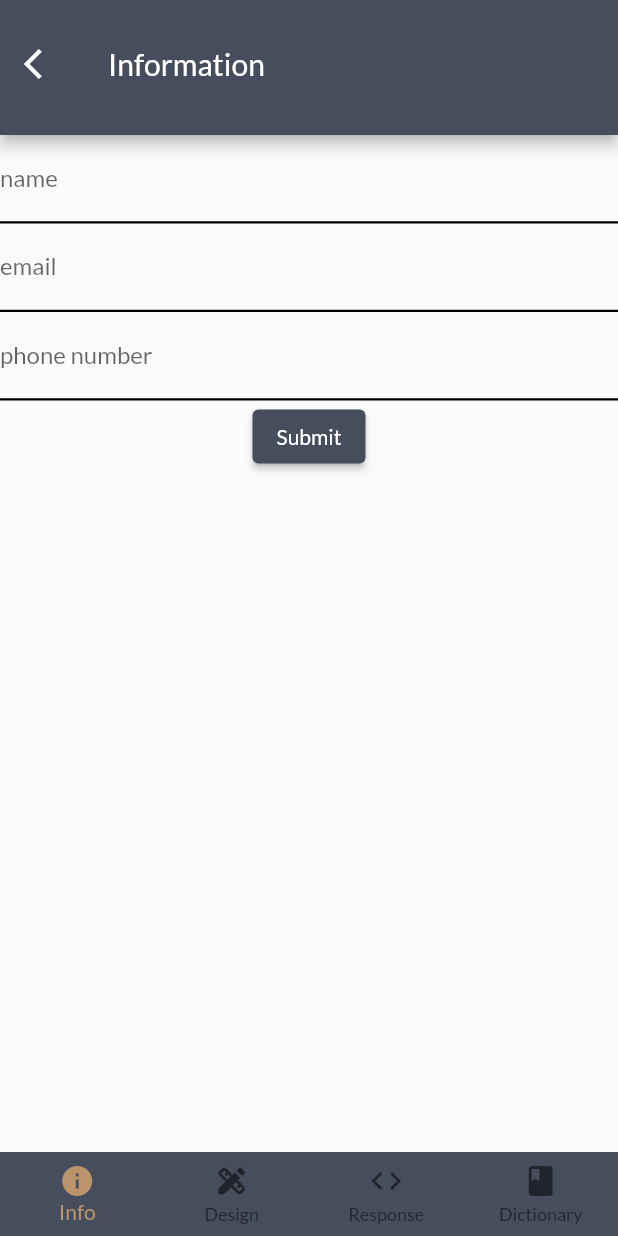
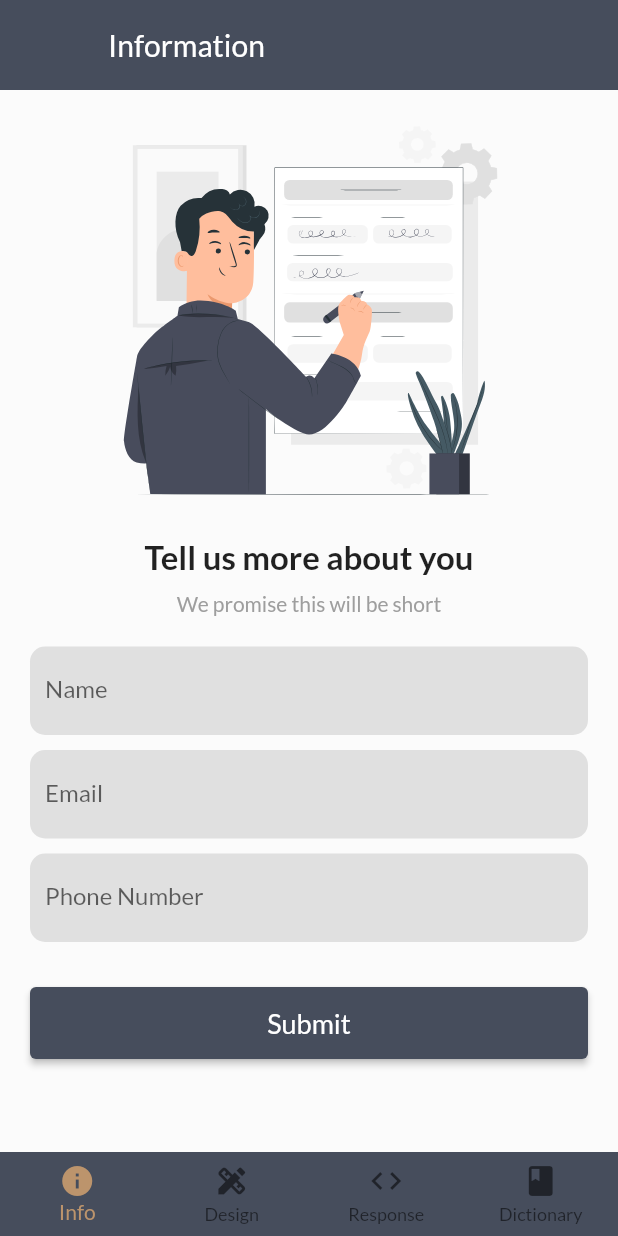
Before and after one commit to byronkimani/designly, a Flutter app: the BasicInformationPage screen opened by its route, on a phone screen of 412 x 824 dp. Run offline on Flutter 3.47's test engine with Material 2 defaults, Android fonts, the phone set to English and light mode, and no system bars; our stand-ins replace bloc, dio, equatable, flutter_bloc, flutter_svg, google_fonts.

Commit message:
feat: add UI / UX polish to information page
Signed-off-by: Byron Kimani <byronkimani@gmail.com>

```diff
--- a/lib/business_logic/constants/app_strings.dart
+++ b/lib/business_logic/constants/app_strings.dart
@@ -17,3 +17,14 @@ const String emailRegex =
 
 const String kenyanPhoneRegExp =
     r'''^(?:254|\+254|0)?((7|1)(?:(?:[129][0-9])|(?:0[0-8])|(4[0-1]))[0-9]{6})$''';
+
+// info page
+const String tellUsMoreText = 'Tell us more about you';
+const String willBeShortText = 'We promise this will be short';
+const String nameText = 'Name';
+const String nameHint = 'John Doe';
+const String emailText = 'Email';
+const String emailHintText = 'someone@example.com';
+const String phoneNumberText = 'Phone Number';
+const String phoneNumberHintText = '0712345678';
+const String submitText = 'Submit';
--- a/lib/business_logic/constants/assets_strings.dart
+++ b/lib/business_logic/constants/assets_strings.dart
@@ -1 +1,2 @@
 const String pageNotFoundImage = 'assets/images/error.jpg';
+const String informationImage = 'assets/images/information.svg';
--- a/lib/presentation/core/custom_app_bar.dart
+++ b/lib/presentation/core/custom_app_bar.dart
@@ -3,7 +3,7 @@ import 'package:flutter/material.dart';
 
 class CustomAppBar extends StatelessWidget with PreferredSizeWidget {
   const CustomAppBar({
-    this.size = 90,
+    this.size = 60,
     this.hasBack = true,
     required this.pageType,
     Key? key,
@@ -33,6 +33,7 @@ class CustomAppBar extends StatelessWidget with PreferredSizeWidget {
     return PreferredSize(
       preferredSize: Size(double.infinity, size.toDouble()),
       child: AppBar(
+        elevation: 0,
         toolbarHeight: 85,
         title: Text(getTitle(pageType)),
         leading: hasBack
--- /dev/null
+++ b/lib/presentation/core/custom_text_field.dart
@@ -0,0 +1,36 @@
+import 'package:flutter/material.dart';
+
+class CustomTextField extends StatelessWidget {
+  const CustomTextField({
+    Key? key,
+    required this.onSaved,
+    required this.validator,
+    required this.labelText,
+    required this.hintText,
+  }) : super(key: key);
+
+  final void Function(String? value) onSaved;
+  final String? Function(String? value) validator;
+  final String labelText;
+  final String hintText;
+
+  @override
+  Widget build(BuildContext context) {
+    return Container(
+      decoration: BoxDecoration(
+        color: Colors.grey.shade300,
+        borderRadius: BorderRadius.circular(10.0),
+      ),
+      padding: const EdgeInsets.symmetric(horizontal: 10),
+      child: TextFormField(
+        decoration: InputDecoration(
+          labelText: labelText,
+          hintText: hintText,
+          border: InputBorder.none,
+        ),
+        onSaved: onSaved,
+        validator: validator,
+      ),
+    );
+  }
+}
--- a/lib/presentation/features/info/pages/basic_information_page.dart
+++ b/lib/presentation/features/info/pages/basic_information_page.dart
@@ -1,10 +1,13 @@
 import 'package:designly/business_logic/constants/app_enums.dart';
+import 'package:designly/business_logic/constants/app_strings.dart';
+import 'package:designly/business_logic/constants/assets_strings.dart';
 import 'package:designly/business_logic/cubits/bottom_navigation_cubit.dart';
 import 'package:designly/presentation/core/custom_app_bar.dart';
 import 'package:designly/presentation/core/custom_bottom_nav_bar.dart';
 import 'package:designly/presentation/features/info/widgets/basic_information_form.dart';
 import 'package:flutter/material.dart';
 import 'package:flutter_bloc/flutter_bloc.dart';
+import 'package:flutter_svg/svg.dart';
 
 class BasicInformationPage extends StatefulWidget {
   const BasicInformationPage({Key? key}) : super(key: key);
@@ -19,10 +22,35 @@ class _BasicInformationPageState extends State<BasicInformationPage> {
     return BlocBuilder<BottomNavigationCubit, BottomNavigationState>(
       builder: (BuildContext context, BottomNavigationState state) {
         return Scaffold(
-          appBar: const CustomAppBar(pageType: PageType.info),
-          body: SingleChildScrollView(
-            child: Column(
-              children: <Widget>[const BasicInformationForm(), Container()],
+          appBar: const CustomAppBar(pageType: PageType.info, hasBack: false),
+          body: Container(
+            height: double.infinity,
+            color: Colors.white10,
+            padding: const EdgeInsets.symmetric(vertical: 8, horizontal: 20),
+            child: SingleChildScrollView(
+              child: Column(
+                children: <Widget>[
+                  SvgPicture.asset(
+                    informationImage,
+                    height: 280,
+                  ),
+                  const SizedBox(height: 10),
+                  const Text(
+                    tellUsMoreText,
+                    style: TextStyle(
+                      fontSize: 22,
+                      fontWeight: FontWeight.bold,
+                    ),
+                  ),
+                  const SizedBox(height: 10),
+                  const Text(
+                    willBeShortText,
+                    style: TextStyle(color: Colors.grey),
+                  ),
+                  const SizedBox(height: 20),
+                  const BasicInformationForm(),
+                ],
+              ),
             ),
           ),
           bottomNavigationBar: const CustomBottomNavBar(),
--- a/lib/presentation/features/info/widgets/basic_information_form.dart
+++ b/lib/presentation/features/info/widgets/basic_information_form.dart
@@ -1,4 +1,6 @@
+import 'package:designly/business_logic/constants/app_strings.dart';
 import 'package:designly/business_logic/core/input_validators.dart';
+import 'package:designly/presentation/core/custom_text_field.dart';
 import 'package:flutter/material.dart';
 
 class BasicInformationForm extends StatefulWidget {
@@ -18,39 +20,37 @@ class _BasicInformationFormState extends State<BasicInformationForm> {
     return Form(
       child: Column(
         children: <Widget>[
-          TextFormField(
-            decoration: const InputDecoration(
-              labelText: 'name',
-              enabledBorder: UnderlineInputBorder(
-                borderSide: BorderSide(width: 1.5),
-              ),
-            ),
+          CustomTextField(
+            labelText: nameText,
+            hintText: nameHint,
             onSaved: (String? v) => data['name'] = v.toString().trim(),
             validator: (String? value) => validateName(value.toString()),
           ),
-          TextFormField(
-            decoration: const InputDecoration(
-              labelText: 'email',
-              enabledBorder: UnderlineInputBorder(
-                borderSide: BorderSide(width: 1.5),
-              ),
-            ),
+          const SizedBox(height: 10),
+          CustomTextField(
+            labelText: emailText,
+            hintText: emailHintText,
             onSaved: (String? v) => data['email'] = v.toString().trim(),
             validator: (String? value) => validateEmail(value.toString()),
           ),
-          TextFormField(
-            decoration: const InputDecoration(
-              labelText: 'phone number',
-              enabledBorder: UnderlineInputBorder(
-                borderSide: BorderSide(width: 1.5),
+          const SizedBox(height: 10),
+          CustomTextField(
+            labelText: phoneNumberText,
+            hintText: phoneNumberHintText,
+            onSaved: (String? v) => data['phone'] = v.toString().trim(),
+            validator: (String? value) => validatePhone(value.toString()),
+          ),
+          const SizedBox(height: 30),
+          SizedBox(
+            width: double.infinity,
+            height: 48,
+            child: ElevatedButton(
+              onPressed: () {},
+              child: const Text(
+                submitText,
+                style: TextStyle(fontWeight: FontWeight.w500, fontSize: 18),
               ),
             ),
-            onSaved: (String? v) => data['email'] = v.toString().trim(),
-            validator: (String? value) => validateEmail(value.toString()),
-          ),
-          ElevatedButton(
-            onPressed: () {},
-            child: const Text('Submit'),
           )
         ],
       ),
```
Also changed, not shown: assets/images/information.svg (added).
